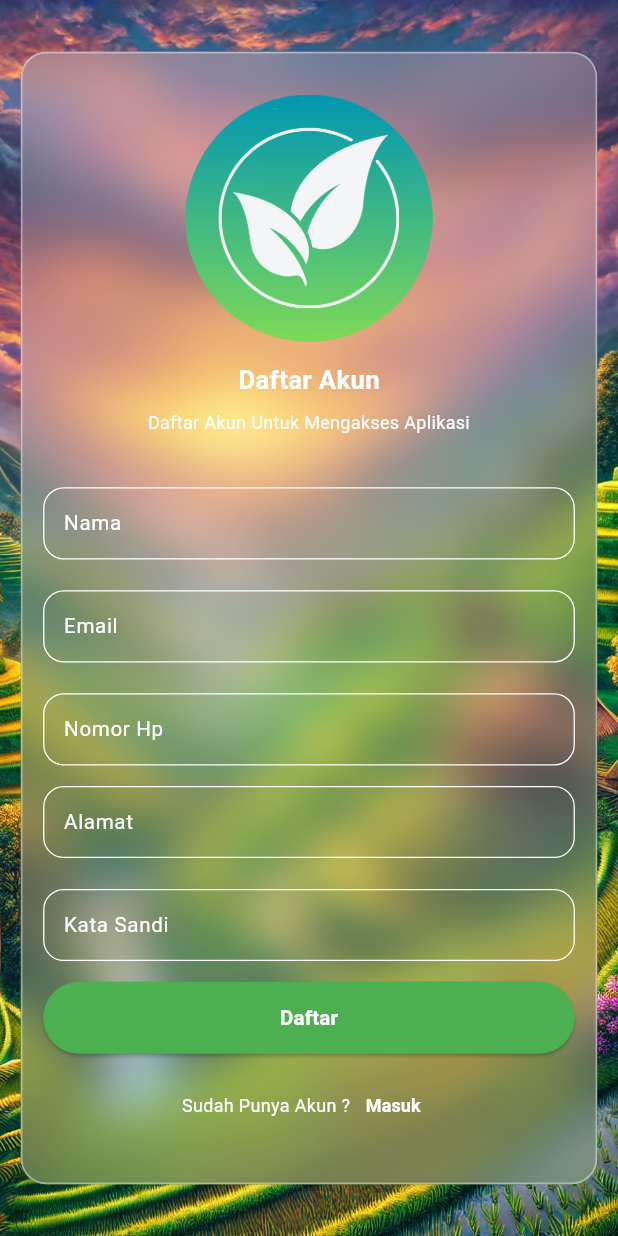
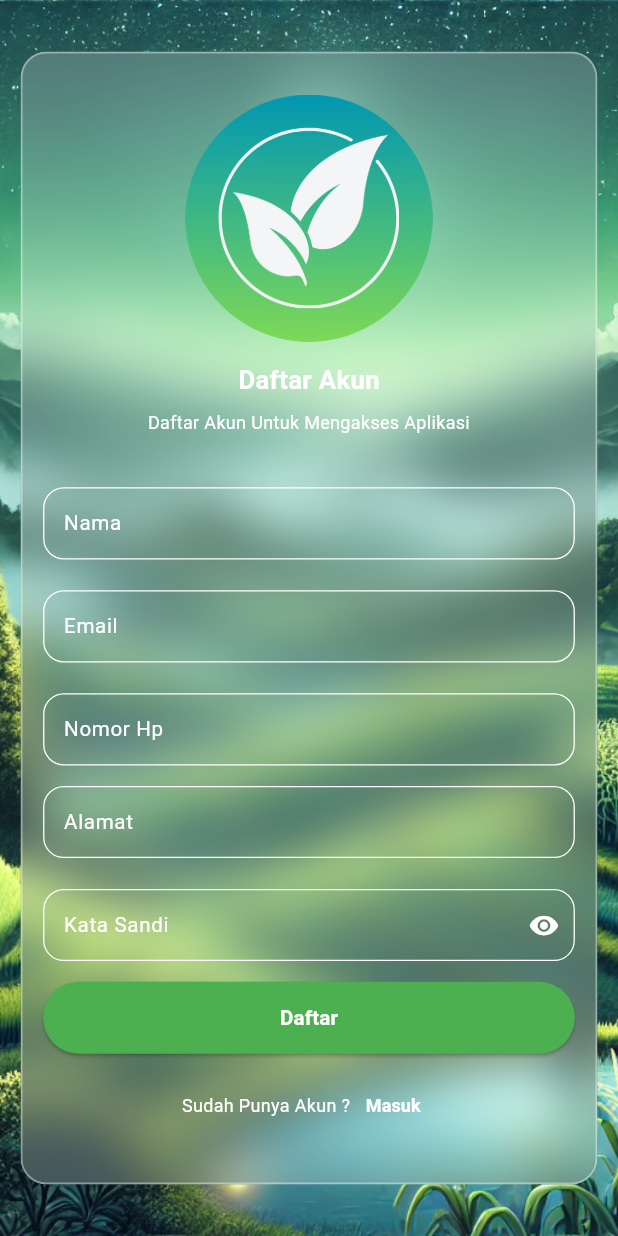
Before and after one commit to agrolyn/sites_agrolyn, a Flutter app: the screen it shows after launch, after a tap on "Masuk", after a tap on "Daftar Akun", on a phone screen of 412 x 824 dp. Run offline on Flutter 3.47's test engine with Material 3 defaults, Android fonts, the phone set to English and light mode, and no system bars; our stand-ins replace another_flutter_splash_screen, awesome_snackbar_content, camera, dio, file_picker, lottie and 5 more; missing offline and left inert: image_picker_web; network calls fail; project files that could hold a hidden picture were left out.

Commit message:
feat(detection): add new UI detection and change BG login/regist

```diff
--- a/lib/main.dart
+++ b/lib/main.dart
@@ -3,6 +3,7 @@ import 'package:agrolyn_web/view/auth/login_page.dart';
 import 'package:agrolyn_web/view/auth/register_page.dart';
 import 'package:agrolyn_web/view/community/community_page.dart';
 import 'package:agrolyn_web/view/detection/choose_types_scan.dart';
+import 'package:agrolyn_web/view/detection/detection_result_screen.dart';
 import 'package:agrolyn_web/view/detection/detection_screen.dart';
 import 'package:agrolyn_web/view/detection/history_scan_screen.dart';
 import 'package:agrolyn_web/view/education/education_page.dart';
@@ -62,6 +63,7 @@ class MyApp extends StatelessWidget {
             }),
         '/detection': (context) => const DetectionScreen(),
         '/upload-detection': (context) => const ChooseTypesScan(),
+        '/result-detection': (context) => const DetectionResultScreen(),
         '/history-detection': (context) => const HistoryScanScreen(),
         '/community': (context) => const CommunityPage(),
         '/olahan': (context) => const OlahanPage(
--- a/lib/provider/login_notifier.dart
+++ b/lib/provider/login_notifier.dart
@@ -8,6 +8,12 @@ class LoginNotifier extends ChangeNotifier {
   final keyfrom = GlobalKey<FormState>();
   bool _isLoading = false;
   bool get isLoading => _isLoading;
+  bool isObscure = true;
+
+  void toggleObscure() {
+    isObscure = !isObscure;
+    notifyListeners();
+  }
 
   void setLoading(bool value) {
     _isLoading = value;
--- a/lib/provider/register_notifier.dart
+++ b/lib/provider/register_notifier.dart
@@ -8,6 +8,12 @@ class RegisterNotifier extends ChangeNotifier {
   final keyfrom = GlobalKey<FormState>();
   bool _isLoading = false;
   bool get isLoading => _isLoading;
+  bool isObscure = true;
+
+  void toggleObscure() {
+    isObscure = !isObscure;
+    notifyListeners();
+  }
 
   void setLoading(bool value) {
     _isLoading = value;
--- a/lib/utils/assets_path.dart
+++ b/lib/utils/assets_path.dart
@@ -60,4 +60,6 @@ class ImageAssets {
   static String slide2Bg1 =
       "$root/Paddy rice stock photo_ Image of cereal, leaves, plantation - 13682186.jpg";
   static String slide2Layer2 = "$root/Untitled design (21).png";
+  static String bgScan = "$root/bg_scan.webp";
+  static String bgMalam = "$root/bgMalam.webp";
 }
--- /dev/null
+++ b/lib/utils/responsive.dart
@@ -0,0 +1,16 @@
+import 'package:flutter/material.dart';
+
+class Responsive {
+  static bool isMobile(BuildContext context) {
+    return MediaQuery.of(context).size.width < 800;
+  }
+
+  static bool isTablet(BuildContext context) {
+    return MediaQuery.of(context).size.width >= 800 &&
+        MediaQuery.of(context).size.width < 1200;
+  }
+
+  static bool isDesktop(BuildContext context) {
+    return MediaQuery.of(context).size.width >= 1200;
+  }
+}
--- a/lib/view/auth/login_page.dart
+++ b/lib/view/auth/login_page.dart
@@ -2,8 +2,8 @@ import 'dart:ui';
 
 import 'package:agrolyn_web/provider/login_notifier.dart';
 import 'package:agrolyn_web/service/auth_service.dart';
-import 'package:agrolyn_web/shared/constans.dart';
 import 'package:agrolyn_web/utils/assets_path.dart';
+import 'package:agrolyn_web/utils/responsive.dart';
 import 'package:agrolyn_web/view/auth/register_page.dart';
 import 'package:flutter/material.dart';
 import 'package:provider/provider.dart';
@@ -32,7 +32,7 @@ class LoginPage extends StatelessWidget {
             body: Stack(
               children: [
                 Image.asset(
-                  ImageAssets.bgPagi, // Path animasi Anda
+                  ImageAssets.bgMalam, // Path animasi Anda
                   width: double.infinity, // Lebar penuh
                   height: double.infinity, // Tinggi penuh
                   fit: BoxFit.cover, // Menyesuaikan animasi agar memenuhi area
@@ -48,6 +48,11 @@ class LoginPage extends StatelessWidget {
                           filter: ImageFilter.blur(sigmaX: 20, sigmaY: 20),
                           child: Container(
                             height: MediaQuery.of(context).size.height - 190,
+                            width: Responsive.isMobile(context)
+                                ? double.infinity
+                                : Responsive.isTablet(context)
+                                    ? 500
+                                    : 600,
                             decoration: BoxDecoration(
                               color: Colors.white
                                   .withOpacity(0.2), // Semi-transparent color
@@ -83,22 +88,11 @@ class LoginPage extends StatelessWidget {
                                                 MainAxisAlignment.center,
                                             children: [
                                               Text(
-                                                'Masuk',
+                                                'Masuk Agrolyn',
                                                 style: TextStyle(
                                                     fontSize: 20,
                                                     fontWeight: FontWeight.bold,
                                                     color: Colors.white),
-                                              ),
-                                              SizedBox(
-                                                width: 4,
-                                              ),
-                                              Text(
-                                                'Agrolyn',
-                                                style: TextStyle(
-                                                    fontSize: 20,
-                                                    fontWeight: FontWeight.bold,
-                                                    color:
-                                                        MyColors.primaryColor),
                                               ),
                                             ],
                                           ),
@@ -163,8 +157,8 @@ class LoginPage extends StatelessWidget {
                                         const SizedBox(height: 8),
                                         TextFormField(
                                           controller: value.passwordController,
-                                          obscureText:
-                                              true, // Menyembunyikan input password
+                                          obscureText: value
+                                              .isObscure, // Menyembunyikan input password
                                           decoration: InputDecoration(
                                             labelText: 'Kata Sandi',
                                             labelStyle: const TextStyle(
@@ -183,6 +177,17 @@ class LoginPage extends StatelessWidget {
                                               borderSide: const BorderSide(
                                                   color: Colors
                                                       .white), // Border saat fokus
+                                            ),
+                                            suffixIcon: IconButton(
+                                              onPressed: () {
+                                                value.toggleObscure();
+                                              },
+                                              icon: Icon(
+                                                value.isObscure
+                                                    ? Icons.visibility
+                                                    : Icons.visibility_off,
+                                                color: Colors.white,
+                                              ),
                                             ),
                                           ),
                                           style: const TextStyle(
@@ -267,12 +272,8 @@ class LoginPage extends StatelessWidget {
                                           ),
                                           TextButton(
                                             onPressed: () {
-                                              Navigator.push(
-                                                context,
-                                                MaterialPageRoute(
-                                                    builder: (context) =>
-                                                        const RegisterPage()),
-                                              );
+                                              Navigator.pushNamed(
+                                                  context, '/register');
                                             },
                                             child: const Text(
                                               'Daftar Akun',
--- a/lib/view/auth/register_page.dart
+++ b/lib/view/auth/register_page.dart
@@ -1,6 +1,7 @@
 import 'dart:ui';
 
 import 'package:agrolyn_web/provider/register_notifier.dart';
+import 'package:agrolyn_web/utils/responsive.dart';
 import 'package:agrolyn_web/service/auth_service.dart';
 import 'package:agrolyn_web/utils/assets_path.dart';
 import 'package:agrolyn_web/view/auth/login_page.dart';
@@ -22,7 +23,7 @@ class RegisterPage extends StatelessWidget {
               children: [
                 Positioned.fill(
                   child: IgnorePointer(
-                    child: Image.asset(ImageAssets.bgSore,
+                    child: Image.asset(ImageAssets.bgMalam,
                         fit: BoxFit.cover, height: double.infinity),
                   ),
                 ),
@@ -36,6 +37,11 @@ class RegisterPage extends StatelessWidget {
                           filter: ImageFilter.blur(sigmaX: 20.0, sigmaY: 20.0),
                           child: Container(
                             height: MediaQuery.of(context).size.height - 80,
+                            width: Responsive.isMobile(context)
+                                ? double.infinity
+                                : Responsive.isTablet(context)
+                                    ? 500
+                                    : 600,
                             decoration: BoxDecoration(
                               color: Colors.white
                                   .withOpacity(0.2), // Semi-transparent color
@@ -257,7 +263,7 @@ class RegisterPage extends StatelessWidget {
                                         const SizedBox(height: 8),
                                         TextFormField(
                                           controller: value.passwordController,
-                                          obscureText: true,
+                                          obscureText: value.isObscure,
                                           decoration: InputDecoration(
                                             labelText: 'Kata Sandi',
                                             labelStyle: const TextStyle(
@@ -276,6 +282,17 @@ class RegisterPage extends StatelessWidget {
                                               borderSide: const BorderSide(
                                                   color: Colors
                                                       .white), // Border saat fokus
+                                            ),
+                                            suffixIcon: IconButton(
+                                              onPressed: () {
+                                                value.toggleObscure();
+                                              },
+                                              icon: Icon(
+                                                value.isObscure
+                                                    ? Icons.visibility
+                                                    : Icons.visibility_off,
+                                                color: Colors.white,
+                                              ),
                                             ),
                                           ),
                                           style: const TextStyle(
@@ -311,8 +328,7 @@ class RegisterPage extends StatelessWidget {
                                           int roleId = int.parse(id ?? '2');
 
                                           print(
-                                              "${roleId} ${value.nameController.text} ${value.emailController.text} ${value.phoneController.text} ${value.addressController.text} ${value.passwordController.text}");
-
+                                              "$roleId ${value.nameController.text} ${value.emailController.text} ${value.phoneController.text} ${value.addressController.text} ${value.passwordController.text}");
                                           // Panggil fungsi register dengan roleId yang sudah ditentukan
                                           AuthService()
                                               .register(
--- a/lib/view/community/card_community.dart
+++ b/lib/view/community/card_community.dart
@@ -79,7 +79,7 @@ class CardCommunity extends StatelessWidget {
                                   thumbnail,
                                   fit: BoxFit.cover,
                                   width: double.infinity,
-                                  height: 150,
+                                  height: 210,
                                   errorBuilder: (context, error, stackTrace) {
                                     return Text('Error loading image: $error');
                                   },
--- a/lib/view/community/item_filter.dart
+++ b/lib/view/community/item_filter.dart
@@ -46,7 +46,8 @@ class _ItemFilterState extends State<ItemFilter> {
         child: Container(
           margin: const EdgeInsets.all(8),
           decoration: BoxDecoration(
-              color: widget.name.toLowerCase() == filterBy
+              color: widget.name.toLowerCase() == filterBy ||
+                      filterBy == "answerme"
                   ? MyColors.primaryColor
                   : Colors.white,
               border: Border.all(color: MyColors.primaryColorDark),
--- a/lib/view/detection/detection_scan_screen.dart
+++ b/lib/view/detection/detection_scan_screen.dart
@@ -152,7 +152,9 @@ class _DetectionScanScreenState extends State<DetectionScanScreen>
                         ],
                       )),
                 ),
-                ElevatedButton(
+                SizedBox(
+                  height: 56,
+                  child: ElevatedButton(
                     style: ElevatedButton.styleFrom(
                       backgroundColor: MyColors.primaryColor,
                       foregroundColor: Colors.white,
@@ -173,6 +175,7 @@ class _DetectionScanScreenState extends State<DetectionScanScreen>
                         : const Text(
                             'Ambil Foto',
                             style: TextStyle(fontWeight: FontWeight.bold),
+                          ),
                   ),
                 ),
               ],
```
Also changed, not shown: lib/provider/detection_notifier.dart (+10 -4 lines), lib/provider/home_notifier.dart (+10 -0 lines), lib/view/detection/choose_types_scan.dart (+86 -7 lines), assets/images/bgMalam.webp (added), assets/images/bg_scan.webp (added). Lines whose indentation alone changed are shown as unchanged.
